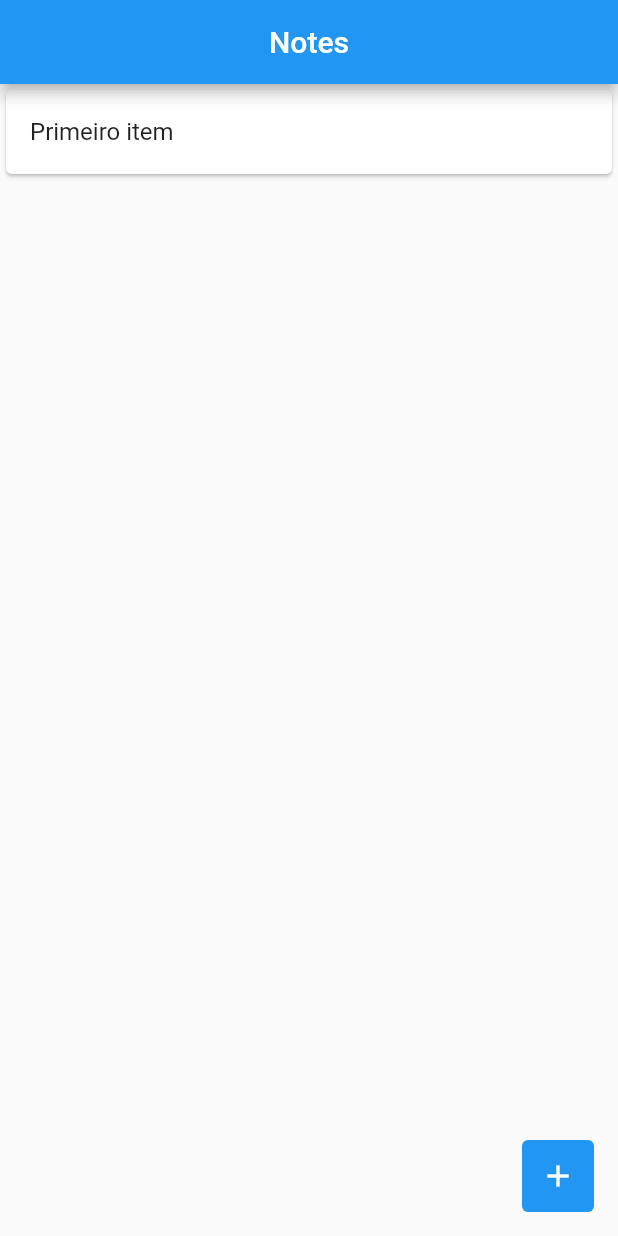
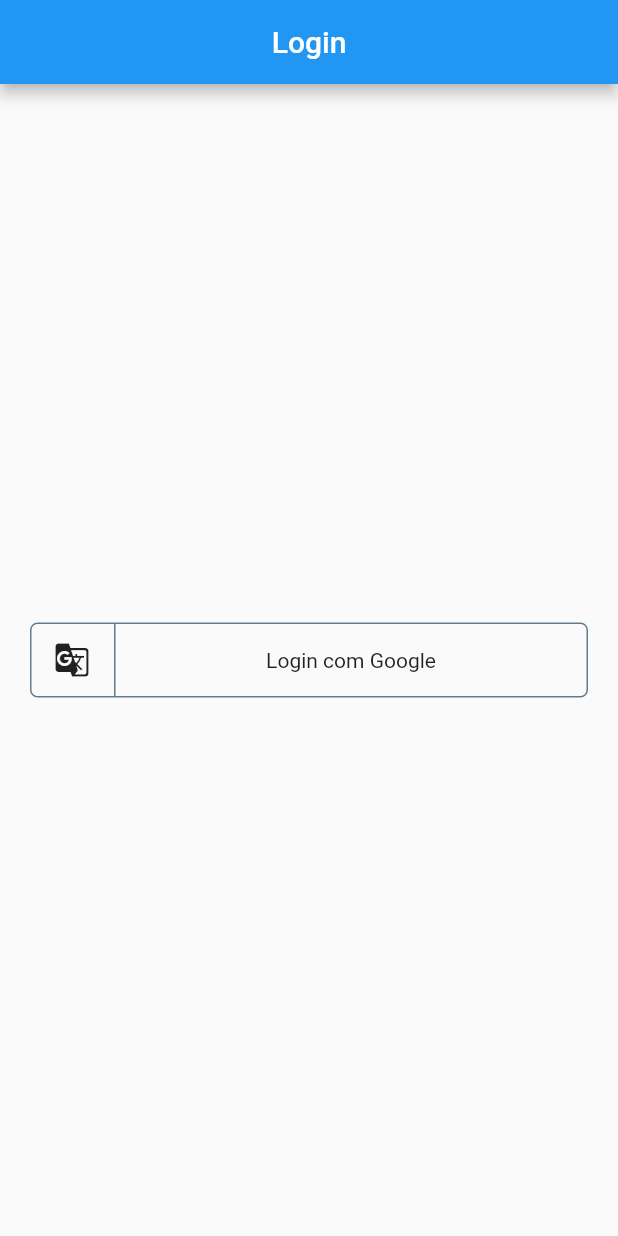
Before and after one commit to ifrankim/notes, a Flutter app: the screen it shows after launch, on a phone screen of 412 x 824 dp. Run offline on Flutter 3.47's test engine with Material 2 defaults, Android fonts, the phone set to English and light mode, and no system bars.

Commit message:
feat: added login page

```diff
--- a/lib/app_widget.dart
+++ b/lib/app_widget.dart
@@ -1,6 +1,7 @@
 import 'package:flutter/material.dart';
 import 'package:notes/create_note_page.dart';
 import 'package:notes/home_page.dart';
+import 'login/login_page.dart';
 
 class AppWidget extends StatelessWidget {
   const AppWidget({Key? key}) : super(key: key);
@@ -9,8 +10,9 @@ class AppWidget extends StatelessWidget {
   Widget build(BuildContext context) {
     return MaterialApp(
       title: "Notes",
-      initialRoute: "/home",
+      initialRoute: "/login",
       routes: {
+        "/login": (context) => LoginPage(),
         "/home": (context) => HomePage(),
         "/create-note": (context) => CreateNotePage()
       },
--- /dev/null
+++ b/lib/login/login_page.dart
@@ -0,0 +1,72 @@
+import 'package:flutter/material.dart';
+
+class LoginPage extends StatefulWidget {
+  const LoginPage({Key? key}) : super(key: key);
+
+  @override
+  _LoginPageState createState() => _LoginPageState();
+}
+
+class _LoginPageState extends State<LoginPage> {
+  @override
+  Widget build(BuildContext context) {
+    return Scaffold(
+      appBar: AppBar(
+        title: Text("Login"),
+        centerTitle: true,
+      ),
+      body: Padding(
+        padding: const EdgeInsets.all(20.0),
+        child: Center(
+          child: GestureDetector(
+              onTap: () {
+                print("login");
+              },
+              child: Container(
+                  // color: Colors.lightBlue,
+                  height: 50,
+                  decoration: BoxDecoration(
+                    borderRadius: BorderRadius.circular(5),
+                    border: Border.fromBorderSide(
+                        BorderSide(color: Colors.blueGrey)),
+                  ),
+                  child: Row(
+                    crossAxisAlignment: CrossAxisAlignment.center,
+                    mainAxisAlignment: MainAxisAlignment.center,
+                    children: [
+                      Container(
+                        width: 56,
+                        height: 56,
+                        child: Row(
+                          mainAxisAlignment: MainAxisAlignment.center,
+                          children: [
+                            SizedBox(
+                              width: 15,
+                            ),
+                            Icon(Icons.g_translate),
+                            SizedBox(
+                              width: 16,
+                            ),
+                            Container(
+                              width: 1,
+                              color: Colors.blueGrey,
+                            )
+                          ],
+                        ),
+                      ),
+                      Expanded(
+                        child: Container(
+                          child: Center(
+                            child: Text(
+                              "Login com Google",
+                            ),
+                          ),
+                        ),
+                      ),
+                    ],
+                  ))),
+        ),
+      ),
+    );
+  }
+}
```
